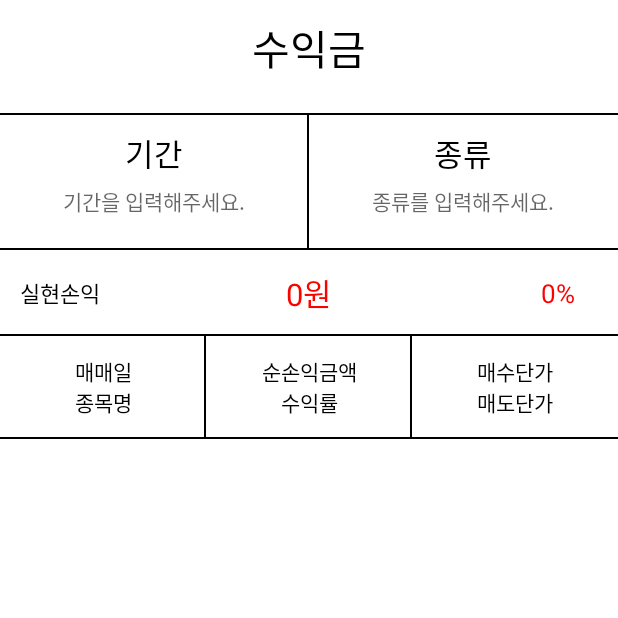
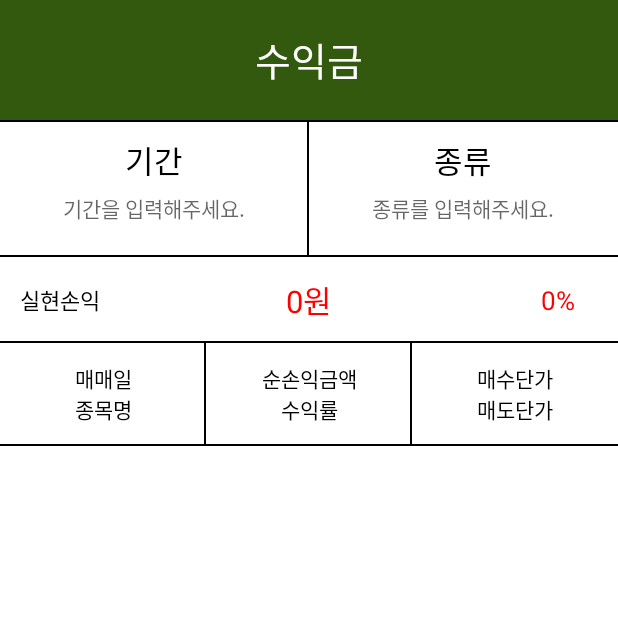
Before and after one commit to JaeparkYoon3908/StockPortfolio, an Android app: the screen it shows after launch (MainActivity), on a phone screen of 412 x 824 dp, the top half of it. Run offline under Robolectric (Android 15) with nearby library versions, the phone set to English and light mode, and no system bars.

Commit message:
rgb색상 추가

```diff
--- a/app/src/main/res/layout/activity_main.xml
+++ b/app/src/main/res/layout/activity_main.xml
@@ -7,30 +7,38 @@
     android:background="@android:color/white"
     tools:context=".activity.MainActivity">
 
+    <Toolbar
+        android:id="@+id/toolbar_main"
+        android:layout_width="match_parent"
+        android:layout_height="@dimen/common_70dp"
+        android:background="@color/color_app_icon_green"
+        app:layout_constraintLeft_toLeftOf="parent"
+        app:layout_constraintRight_toRightOf="parent"
+        app:layout_constraintTop_toTopOf="parent">
         <TextView
             android:id="@+id/txt_MainActivity_proceed"
-        android:layout_width="match_parent"
+            android:layout_width="wrap_content"
             android:layout_height="wrap_content"
-        android:background="#ffffff"
-        android:gravity="center"
+            android:layout_gravity="center"
             android:paddingTop="@dimen/common_10dp"
             android:paddingBottom="@dimen/common_10dp"
             android:text="@string/main_proceeds"
-        android:textColor="@android:color/black"
-        android:textSize="@dimen/common_24dp"
+            android:textColor="@android:color/white"
+            android:textSize="26sp"
             app:layout_constraintLeft_toLeftOf="parent"
             app:layout_constraintRight_toRightOf="parent"
             app:layout_constraintTop_toTopOf="parent" />
+    </Toolbar>
+
 
     <LinearLayout
         android:id="@+id/lin_MainActivity_TopPanel"
         android:layout_width="@dimen/common_0dp"
         android:layout_height="@dimen/common_80dp"
-        android:layout_marginTop="@dimen/common_10dp"
         android:background="@drawable/border_line_top_bottom_right"
         android:orientation="vertical"
         app:layout_constraintStart_toStartOf="parent"
-        app:layout_constraintTop_toBottomOf="@+id/txt_MainActivity_proceed"
+        app:layout_constraintTop_toBottomOf="@+id/toolbar_main"
         app:layout_constraintWidth_percent="0.5">
 
         <TextView
@@ -61,11 +69,10 @@
         android:id="@+id/linearLayout"
         android:layout_width="0dp"
         android:layout_height="@dimen/common_80dp"
-        android:layout_marginTop="@dimen/common_10dp"
         android:background="@drawable/border_line_top_bottom"
         android:orientation="vertical"
         app:layout_constraintEnd_toEndOf="parent"
-        app:layout_constraintTop_toBottomOf="@+id/txt_MainActivity_proceed"
+        app:layout_constraintTop_toBottomOf="@+id/toolbar_main"
         app:layout_constraintWidth_percent="0.5">
 
         <TextView
--- a/app/src/main/res/values/strings.xml
+++ b/app/src/main/res/values/strings.xml
@@ -8,6 +8,9 @@
     <string name="main_subject">종류</string>
     <string name="main_hint_subject">종류를 입력해주세요.</string>
     <string name="main_date_of_sale_and_subject_name">매매일\n종목명</string>
+    <string name="main_date_of_sale_and_subject_name_data">%s \n %s</string>
     <string name="real_gains_losses_amount_and_gain_percent">순손익금액\n수익률</string>
+    <string name="real_gains_losses_amount_and_gain_percent_data">%s \n %s</string>
     <string name="purchase_price_and_sell_price">매수단가\n매도단가</string>
+    <string name="purchase_price_and_sell_price_data">%s \n %s</string>
 </resources>
--- a/app/src/main/res/values/styles.xml
+++ b/app/src/main/res/values/styles.xml
@@ -1,7 +1,7 @@
 <resources>
     <!-- Base application theme. -->
     <style name="AppTheme" parent="Theme.AppCompat.Light.NoActionBar">
-        <item name="colorPrimaryDark">@android:color/holo_blue_dark</item>
+        <item name="colorPrimaryDark">@color/black</item>
     </style>
 
 
```
Also changed, not shown: app/src/main/java/com/yjpapp/stockportfolio/activity/MainActivity.kt (+4 -6 lines), app/src/main/java/com/yjpapp/stockportfolio/adapter/MainListAdapter.kt (+22 -1 lines), app/src/main/res/layout/item_data.xml (+32 -2 lines). Lines whose indentation alone changed are shown as unchanged.
